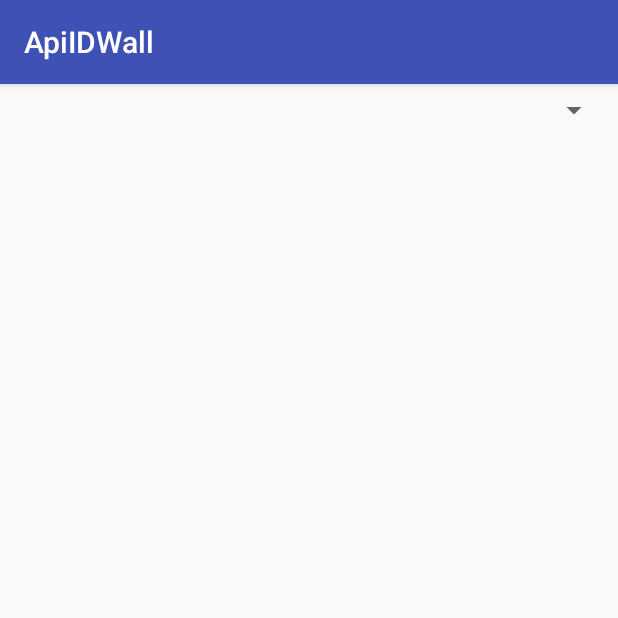
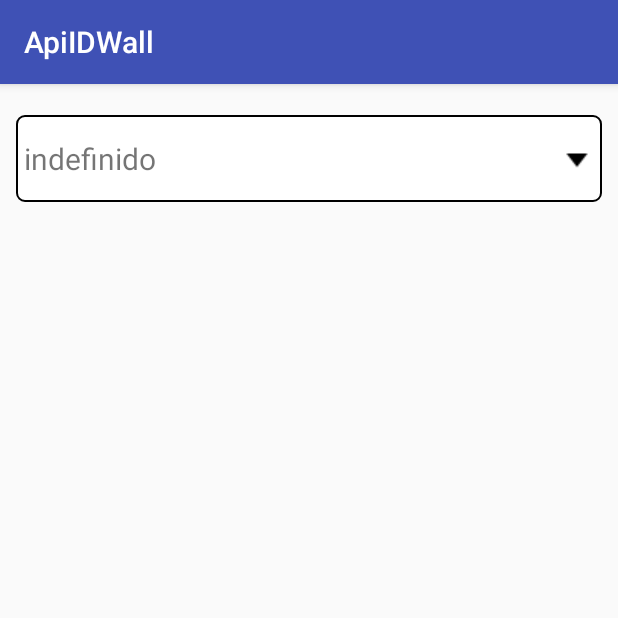
Before and after one commit to chrislucas/desafio-idwall-android, an Android app: the MainActivity screen opened directly, with no data from a screen before it, on a phone screen of 412 x 824 dp, the top half of it. Run offline under Robolectric (Android 15) with nearby library versions, the phone set to English and light mode, and no system bars.

Commit message:
implementando metodo para popular o spinner para categoria de dogs e a lista de feed

```diff
--- a/ApiIDWall/app/src/main/AndroidManifest.xml
+++ b/ApiIDWall/app/src/main/AndroidManifest.xml
@@ -4,9 +4,10 @@
 
     <uses-permission android:name="android.permission.ACCESS_NETWORK_STATE" />
     <uses-permission android:name="android.permission.INTERNET" />
+
     <application
         android:allowBackup="true"
-        android:icon="@mipmap/ic_launcher"
+        android:icon="@drawable/icon"
         android:label="@string/app_name"
         android:roundIcon="@mipmap/ic_launcher_round"
         android:supportsRtl="true"
--- a/ApiIDWall/app/src/main/java/xplorer/br/com/apiidwall/presenter/request/APIListPhotos.java
+++ b/ApiIDWall/app/src/main/java/xplorer/br/com/apiidwall/presenter/request/APIListPhotos.java
@@ -25,7 +25,7 @@ public class APIListPhotos {
 
     public Call<DogFeed>asyncRequestDogFeed(final CallbackRequest<DogFeed> callbackRequest, String category, String token) {
         Feed feed = RetrofitInstance.getService(Feed.class, new FactoryConversionFeed(), baseURL);
-        Call<DogFeed> call = feed.getFeed(category, token);
+        Call<DogFeed> call = feed.getFeed(token, category);
         call.enqueue(new Callback<DogFeed>() {
             @Override
             public void onResponse(@NonNull Call<DogFeed> call, @NonNull Response<DogFeed> response) {
--- /dev/null
+++ b/ApiIDWall/app/src/main/java/xplorer/br/com/apiidwall/view/adapter/spinners/AdapterOptionsDogCategory.java
@@ -0,0 +1,61 @@
+package xplorer.br.com.apiidwall.view.adapter.spinners;
+
+import android.content.Context;
+import android.content.res.Resources;
+import android.support.annotation.NonNull;
+import android.support.annotation.Nullable;
+import android.view.LayoutInflater;
+import android.view.View;
+import android.view.ViewGroup;
+import android.widget.ArrayAdapter;
+import android.widget.TextView;
+
+import java.util.List;
+
+import xplorer.br.com.apiidwall.R;
+import xplorer.br.com.apiidwall.model.DogFeed;
+import xplorer.br.com.apiidwall.presenter.request.Endpoint.DogCategory;
+
+public class AdapterOptionsDogCategory extends ArrayAdapter<String> {
+
+    private List<String> options;
+
+    public AdapterOptionsDogCategory(@NonNull Context context, int resource, @NonNull List<String> options) {
+        super(context, resource, options);
+        this.options = options;
+    }
+
+    @Override
+    public int getCount() {
+        return options.size();
+    }
+
+    @Nullable
+    @Override
+    public String getItem(int position) {
+        return options.get(position);
+    }
+
+
+    @NonNull
+    @Override
+    public View getView(int position, @Nullable View convertView, @NonNull ViewGroup parent) {
+        return getCustomView(position, convertView, parent);
+    }
+
+    @Override
+    public View getDropDownView(int position, @Nullable View convertView, @NonNull ViewGroup parent) {
+        return getCustomView(position, convertView, parent);
+    }
+
+    private View getCustomView(int position, @Nullable View convertView, @NonNull ViewGroup parent) {
+        View view = LayoutInflater.from(parent.getContext())
+                .inflate(R.layout.layout_simple_string_adapter_data, parent, false);
+        String option = getItem(position);
+        if (option != null) {
+            ( (TextView) view.findViewById(R.id.text_data)).setText(option);
+        }
+        return view;
+    }
+
+}
--- a/ApiIDWall/app/src/main/java/xplorer/br/com/apiidwall/view/fragments/FragmentListDogs.java
+++ b/ApiIDWall/app/src/main/java/xplorer/br/com/apiidwall/view/fragments/FragmentListDogs.java
@@ -5,11 +5,15 @@ import android.os.Bundle;
 import android.support.annotation.NonNull;
 import android.support.annotation.Nullable;
 import android.support.v4.app.Fragment;
+import android.support.v7.widget.LinearLayoutManager;
+import android.support.v7.widget.RecyclerView;
 import android.view.LayoutInflater;
 import android.view.View;
 import android.view.ViewGroup;
+import android.widget.AdapterView;
 import android.widget.Spinner;
 
+import java.util.ArrayList;
 import java.util.List;
 
 import xplorer.br.com.apiidwall.API;
@@ -21,13 +25,18 @@ import xplorer.br.com.apiidwall.presenter.request.APIListPhotos;
 import xplorer.br.com.apiidwall.presenter.request.Endpoint.DogCategory;
 import xplorer.br.com.apiidwall.presenter.response.ResponseMessage;
 import xplorer.br.com.apiidwall.view.adapter.recyclerviews.AdapterListPhotos;
+import xplorer.br.com.apiidwall.view.adapter.recyclerviews.callback.AdapterOnItemClickListener;
+import xplorer.br.com.apiidwall.view.adapter.spinners.AdapterOptionsDogCategory;
 
 
-public class FragmentListDogs extends BaseFragment implements CallbackRequest<DogFeed> {
+public class FragmentListDogs extends BaseFragment implements CallbackRequest<DogFeed>
+        , AdapterOnItemClickListener<String> {
 
 
     private DogFeed dogFeed;
     private Spinner optionsDogCategory;
+
+    private AdapterOptionsDogCategory adapterOptionsDogCategory;
     private AdapterListPhotos adapterListPhotos;
 
     private User userLogged;
@@ -61,6 +70,10 @@ public class FragmentListDogs extends BaseFragment implements CallbackRequest<Do
          * exemplo quando ocorrer uma rotação do dispositivo
          * */
         setRetainInstance(true);
+        if (savedInstanceState == null)
+            dogFeed = new DogFeed();
+        else
+            dogFeed = savedInstanceState.getParcelable(BUNDLE_DOG_FEED);
     }
 
     @Override
@@ -69,6 +82,41 @@ public class FragmentListDogs extends BaseFragment implements CallbackRequest<Do
         // Inflate the layout for this fragment
         View view = inflater.inflate(R.layout.fragment_list_dogs, container, false);
         apiListPhotos = new APIListPhotos(API.BASE_URL);
+        optionsDogCategory = view.findViewById(R.id.category_dogs);
+
+        final List<String> options = new ArrayList<>();
+        options.add(DogCategory.UNDEFINED);
+        options.add(DogCategory.HOUND);
+        options.add(DogCategory.HUSKY);
+        options.add(DogCategory.LABRADOR);
+        options.add(DogCategory.PUG);
+
+        adapterOptionsDogCategory = new AdapterOptionsDogCategory(getContext(), R.layout.custom_layout_spinner_text, options);
+        optionsDogCategory.setAdapter(adapterOptionsDogCategory);
+        optionsDogCategory.setOnItemSelectedListener(new AdapterView.OnItemSelectedListener() {
+            @Override
+            public void onItemSelected(AdapterView<?> adapterView, View view, int i, long l) {
+                String category = options.get(i);
+                if (category.equals(DogCategory.UNDEFINED)) {
+                    /**
+                     * Mostrar uma mensagem de rrro
+                     * */
+                }
+                else {
+                    searchFeed(category);
+                }
+            }
+
+            @Override
+            public void onNothingSelected(AdapterView<?> adapterView) {}
+        });
+
+        RecyclerView recyclerView = view.findViewById(R.id.list_dogs);
+        recyclerView.setLayoutManager(new LinearLayoutManager(getContext()));
+
+        adapterListPhotos = new AdapterListPhotos(dogFeed, this);
+        recyclerView.setAdapter(adapterListPhotos);
+
         return view;
     }
 
@@ -89,24 +137,65 @@ public class FragmentListDogs extends BaseFragment implements CallbackRequest<Do
         apiListPhotos.asyncRequestDogFeed(this, category, userLogged.getToken());
     }
 
+    /**
+     *
+     * {@link CallbackRequest}
+     * */
+
     @Override
     public void onSuccess(DogFeed data) {
+        removeAllElements(dogFeed.getPhotos().iterator());
+        /**
+         *
+         * */
+        this.dogFeed = data;
+        /*
+        this.dogFeed = new DogFeed();
+        this.dogFeed.setCategegory(data.getCategegory());
+        this.dogFeed.getPhotos().addAll(data.getPhotos());
+        */
+        adapterListPhotos.notifyDataSetChanged();
 
     }
-
+    /**
+     *
+     * {@link CallbackRequest}
+     * */
     @Override
-    public void onSuccess(List<DogFeed> data) {
-
+    public void onSuccess(List<DogFeed> data) {}
+    /**
+     *
+     * {@link CallbackRequest}
+     * */
+    @Override
+    public void onFailure(ResponseMessage responseMessage) {
+        /***
+         * Mostrar uma mensagem de erro caso nao consiga baixar o feed
+         * */
     }
 
+
+    /**
+     * {@link AdapterOnItemClickListener}
+     * */
     @Override
-    public void onFailure(ResponseMessage responseMessage) {
+    public void onItemClick(String url) {
+        /**
+         * Carregar uma DialogFrament com a imagem
+         * */
+    }
 
-    }
+    /**
+     * {@link AdapterOnItemClickListener}
+     * */
+    @Override
+    public void onItemClick(RecyclerView.ViewHolder viewHolder) {}
+
 
     @Override
     public void onSaveInstanceState(@NonNull Bundle outState) {
         super.onSaveInstanceState(outState);
+        outState.putParcelable(BUNDLE_USER_LOGGED, userLogged);
         outState.putParcelable(BUNDLE_DOG_FEED, dogFeed);
     }
 
@@ -128,4 +217,6 @@ public class FragmentListDogs extends BaseFragment implements CallbackRequest<Do
     public void onDetach() {
         super.onDetach();
     }
+
+
 }
--- /dev/null
+++ b/ApiIDWall/app/src/main/res/drawable/background_custom_spinner.xml
@@ -0,0 +1,36 @@
+<?xml version="1.0" encoding="utf-8"?>
+<selector
+    xmlns:android="http://schemas.android.com/apk/res/android">
+    <item>
+        <layer-list>
+            <item>
+                <shape android:shape="rectangle">
+                    <solid
+                        android:color="@color/white"
+                        />
+                    <corners
+                        android:radius="5sp"
+                        />
+                    <padding
+                        android:bottom="5sp"
+                        android:left="5sp"
+                        android:right="5sp"
+                        android:top="5sp"
+                        />
+                    <stroke
+                        android:width="1sp"
+                        android:color="@color/black"
+                        />
+                </shape>
+            </item>
+            <item>
+                 <bitmap
+                     android:gravity="center|right"
+                     android:src="@drawable/sort_down_black_24"
+                     />
+            </item>
+        </layer-list>
+    </item>
+
+
+</selector>
--- a/ApiIDWall/app/src/main/res/layout/fragment_list_dogs.xml
+++ b/ApiIDWall/app/src/main/res/layout/fragment_list_dogs.xml
@@ -15,6 +15,7 @@
         android:layout_width="match_parent"
         android:layout_height="0sp"
         android:layout_weight="0.3"
+        style="@style/StyleSpinnerDefault"
         />
 
     <android.support.v7.widget.RecyclerView
--- /dev/null
+++ b/ApiIDWall/app/src/main/res/layout/layout_simple_string_adapter_data.xml
@@ -0,0 +1,16 @@
+<?xml version="1.0" encoding="utf-8"?>
+<LinearLayout
+    xmlns:android="http://schemas.android.com/apk/res/android"
+    android:orientation="vertical"
+    android:layout_width="match_parent"
+    android:layout_height="match_parent">
+
+    <TextView
+        android:id="@+id/text_data"
+        android:layout_width="match_parent"
+        android:layout_height="wrap_content"
+        android:textSize="20sp"
+        android:text="@string/app_name"
+        />
+
+</LinearLayout>
--- a/ApiIDWall/app/src/main/res/values/styles.xml
+++ b/ApiIDWall/app/src/main/res/values/styles.xml
@@ -8,4 +8,18 @@
         <item name="colorAccent">@color/colorAccent</item>
     </style>
 
+
+    <style name="StyleSpinnerDefault">
+        <item name="android:paddingLeft">5sp</item>
+        <item name="android:paddingRight">5sp</item>
+        <item name="android:paddingBottom">15sp</item>
+        <item name="android:paddingTop">15sp</item>
+        <item name="android:textSize">20sp</item>
+        <item name="android:layout_marginTop">15sp</item>
+        <item name="android:layout_marginLeft">5sp</item>
+        <item name="android:layout_marginRight">5sp</item>
+        <item name="android:textColor">@color/black</item>
+        <item name="android:background">@drawable/background_custom_spinner</item>
+    </style>
+
 </resources>
```
Also changed, not shown: ApiIDWall/app/src/main/java/xplorer/br/com/apiidwall/view/activities/ActivityAuthentication.java (+34 -0 lines), ApiIDWall/app/src/main/java/xplorer/br/com/apiidwall/view/adapter/spinners/AdapterOptions.java (deleted, +0 -36 lines), ApiIDWall/app/src/main/java/xplorer/br/com/apiidwall/view/fragments/BaseFragment.java (+12 -0 lines), ApiIDWall/app/src/main/res/layout/custom_layout_spinner_text.xml (added, +16 -0 lines), ApiIDWall/app/src/main/res/drawable/sort_down_black_24.png (added).
